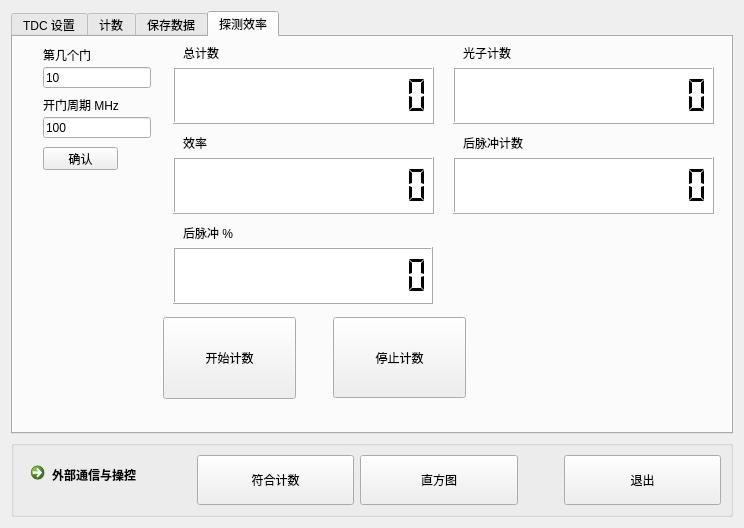
Old version of the form ui/widget.ui in the repository WhiteChimney/TDC-counter.
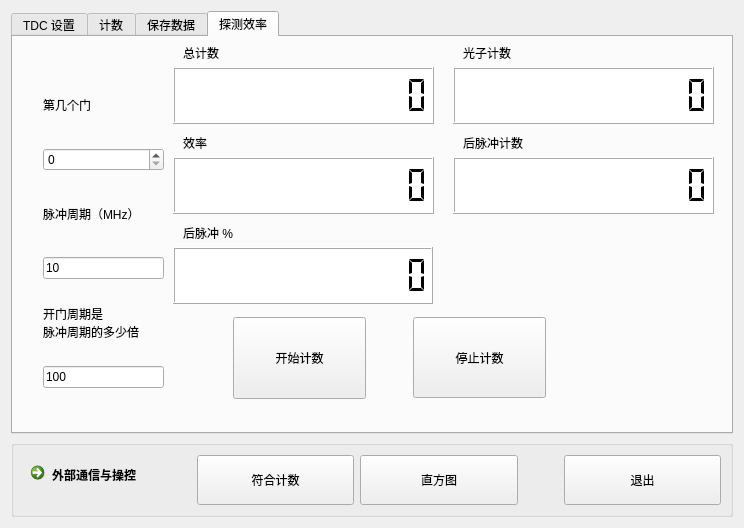
New version of the form.

Patch:
```diff
--- a/ui/widget.ui
+++ b/ui/widget.ui
@@ -1216,7 +1216,7 @@
       <widget class="QPushButton" name="buttonStarteff">
        <property name="geometry">
         <rect>
-         <x>150</x>
+         <x>220</x>
          <y>280</y>
          <width>133</width>
          <height>82</height>
@@ -1235,7 +1235,7 @@
       <widget class="QPushButton" name="buttonStopCount_2">
        <property name="geometry">
         <rect>
-         <x>320</x>
+         <x>400</x>
          <y>280</y>
          <width>133</width>
          <height>81</height>
@@ -1251,32 +1251,6 @@
         <string>停止计数</string>
        </property>
       </widget>
-      <widget class="QLineEdit" name="levelTextgatenum">
-       <property name="geometry">
-        <rect>
-         <x>30</x>
-         <y>30</y>
-         <width>108</width>
-         <height>21</height>
-        </rect>
-       </property>
-       <property name="text">
-        <string>10</string>
-       </property>
-      </widget>
-      <widget class="QLabel" name="label_24">
-       <property name="geometry">
-        <rect>
-         <x>30</x>
-         <y>10</y>
-         <width>81</width>
-         <height>16</height>
-        </rect>
-       </property>
-       <property name="text">
-        <string>第几个门</string>
-       </property>
-      </widget>
       <widget class="QLabel" name="label_25">
        <property name="geometry">
         <rect>
@@ -1321,45 +1295,6 @@
         <number>0</number>
        </property>
       </widget>
-      <widget class="QPushButton" name="pushButtongatenum">
-       <property name="geometry">
-        <rect>
-         <x>30</x>
-         <y>110</y>
-         <width>75</width>
-         <height>23</height>
-        </rect>
-       </property>
-       <property name="text">
-        <string>确认</string>
-       </property>
-      </widget>
-      <widget class="QLineEdit" name="levelTextfreq">
-       <property name="geometry">
-        <rect>
-         <x>30</x>
-         <y>80</y>
-         <width>108</width>
-         <height>21</height>
-        </rect>
-       </property>
-       <property name="text">
-        <string>100</string>
-       </property>
-      </widget>
-      <widget class="QLabel" name="label_26">
-       <property name="geometry">
-        <rect>
-         <x>30</x>
-         <y>60</y>
-         <width>81</width>
-         <height>16</height>
-        </rect>
-       </property>
-       <property name="text">
-        <string>开门周期 MHz</string>
-       </property>
-      </widget>
       <widget class="QLabel" name="label_27">
        <property name="geometry">
         <rect>
@@ -1448,6 +1383,57 @@
         <number>0</number>
        </property>
       </widget>
+      <widget class="QWidget" name="verticalLayoutWidget">
+       <property name="geometry">
+        <rect>
+         <x>30</x>
+         <y>30</y>
+         <width>121</width>
+         <height>321</height>
+        </rect>
+       </property>
+       <layout class="QVBoxLayout" name="verticalLayout_5">
+        <item>
+         <widget class="QLabel" name="label_24">
+          <property name="text">
+           <string>第几个门</string>
+          </property>
+         </widget>
+        </item>
+        <item>
+         <widget class="QSpinBox" name="spinBoxGatenumber"/>
+        </item>
+        <item>
+         <widget class="QLabel" name="label">
+          <property name="text">
+           <string>脉冲周期（MHz）</string>
+          </property>
+         </widget>
+        </item>
+        <item>
+         <widget class="QLineEdit" name="textPulsePeriod">
+          <property name="text">
+           <string>10</string>
+          </property>
+         </widget>
+        </item>
+        <item>
+         <widget class="QLabel" name="label_26">
+          <property name="text">
+           <string>开门周期是
+脉冲周期的多少倍</string>
+          </property>
+         </widget>
+        </item>
+        <item>
+         <widget class="QLineEdit" name="textGatePeriodTimes">
+          <property name="text">
+           <string>100</string>
+          </property>
+         </widget>
+        </item>
+       </layout>
+      </widget>
      </widget>
     </widget>
    </item>
```
Left out of the diff: 26 changed lines with no effect on the pictures.
